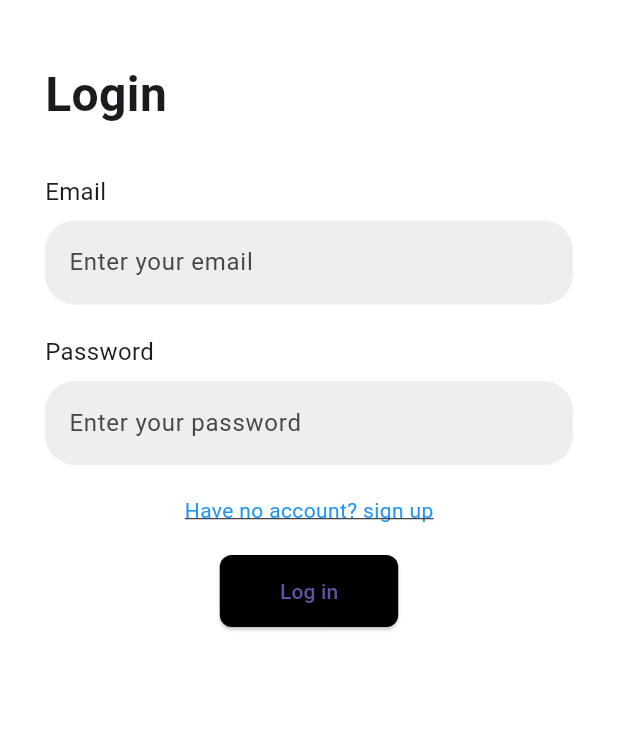
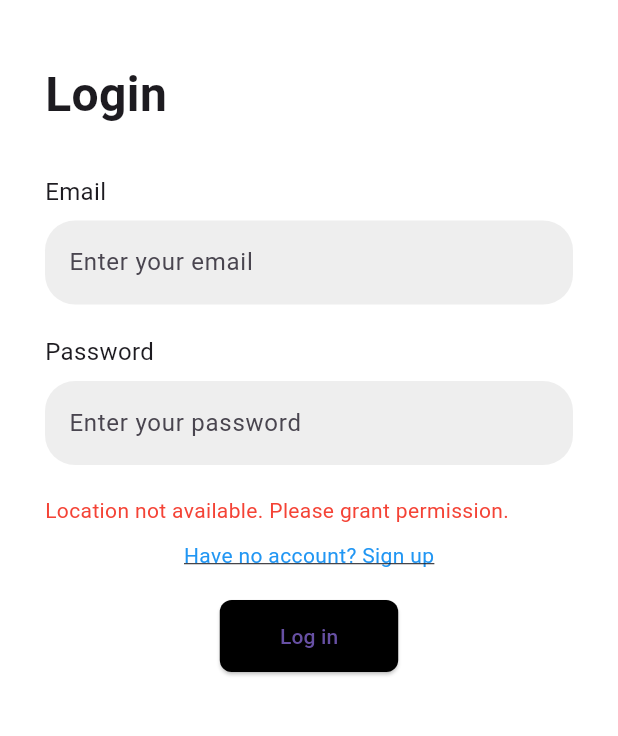
Before and after one commit to VeanceVancott-Vu/report_app, a Flutter app: the screen it shows after launch, after a tap on "Log in", on a phone screen of 412 x 824 dp, the part 150-886 px from its top. Run offline on Flutter 3.47's test engine with Material 3 defaults, Android fonts, the light colour scheme and no system bars; our stand-ins replace cloud_firestore, firebase_auth, firebase_core, geocoding, geolocator, go_router and 2 more; accounts and stored records are empty.

Commit message:
location added

```diff
--- a/lib/Screens/login_screen.dart
+++ b/lib/Screens/login_screen.dart
@@ -1,8 +1,11 @@
 import 'package:flutter/material.dart';
 import 'package:go_router/go_router.dart';
+import 'package:firebase_auth/firebase_auth.dart';
+import 'package:geolocator/geolocator.dart';
+
 import '/utils/logger.dart';
-import '/services/auth_service.dart'; // adjust import
-import 'package:firebase_auth/firebase_auth.dart';
+import '/utils/request_permission.dart';
+import '/services/auth_service.dart';
 
 class LoginScreen extends StatefulWidget {
   const LoginScreen({super.key});
@@ -16,10 +19,38 @@ class _LoginScreenState extends State<LoginScreen> {
   final _passwordController = TextEditingController();
   final _authService = AuthService();
 
+  Position? _position;
   bool _isLoading = false;
   String? _errorMessage;
 
+  @override
+  void initState() {
+    super.initState();
+    _requestLocationOnce();
+  }
+
+  Future<void> _requestLocationOnce() async {
+    try {
+      final pos = await requestLocationPermission();
+      setState(() {
+        _position = pos;
+      });
+    } catch (e) {
+      logger.e('Location permission denied or error: $e');
+      setState(() {
+        _errorMessage = 'Location permission is required to log in.';
+      });
+    }
+  }
+
   void _onLoginPressed() async {
+    if (_position == null) {
+      setState(() {
+        _errorMessage = 'Location not available. Please grant permission.';
+      });
+      return;
+    }
+
     setState(() {
       _isLoading = true;
       _errorMessage = null;
@@ -29,11 +60,10 @@ class _LoginScreenState extends State<LoginScreen> {
       await _authService.logIn(
         email: _emailController.text.trim(),
         password: _passwordController.text.trim(),
+        location: _position!, // safe to use after null check
       );
-         if(mounted)
-      {
-        context.go('/home');
-      } // navigate to home after login
+
+      if (mounted) context.go('/home');
     } on FirebaseAuthException catch (e) {
       setState(() {
         _errorMessage = e.message;
@@ -51,7 +81,6 @@ class _LoginScreenState extends State<LoginScreen> {
   Widget build(BuildContext context) {
     return Scaffold(
       backgroundColor: Colors.white,
-      // This resizes the body when the keyboard appears
       resizeToAvoidBottomInset: true,
       body: SafeArea(
         child: SingleChildScrollView(
@@ -59,14 +88,9 @@ class _LoginScreenState extends State<LoginScreen> {
           child: Column(
             crossAxisAlignment: CrossAxisAlignment.start,
             children: [
-              // 🔷 Logo and Title
               Row(
                 children: [
-                  Image.asset(
-                    'assets/logo.png',
-                    width: 60,
-                    height: 60,
-                  ),
+                  Image.asset('assets/logo.png', width: 60, height: 60),
                   const SizedBox(width: 12),
                   const Text(
                     'Smart report',
@@ -78,16 +102,11 @@ class _LoginScreenState extends State<LoginScreen> {
                 ],
               ),
               const SizedBox(height: 40),
-
               const Text(
                 'Login',
-                style: TextStyle(
-                  fontSize: 32,
-                  fontWeight: FontWeight.bold,
-                ),
+                style: TextStyle(fontSize: 32, fontWeight: FontWeight.bold),
               ),
               const SizedBox(height: 30),
-
               const Text('Email', style: TextStyle(fontSize: 16)),
               const SizedBox(height: 8),
               TextField(
@@ -103,7 +122,6 @@ class _LoginScreenState extends State<LoginScreen> {
                 ),
               ),
               const SizedBox(height: 20),
-
               const Text('Password', style: TextStyle(fontSize: 16)),
               const SizedBox(height: 8),
               TextField(
@@ -120,12 +138,17 @@ class _LoginScreenState extends State<LoginScreen> {
                 ),
               ),
               const SizedBox(height: 20),
-
+              if (_errorMessage != null)
+                Text(
+                  _errorMessage!,
+                  style: const TextStyle(color: Colors.red),
+                ),
+              const SizedBox(height: 10),
               Center(
                 child: InkWell(
                   onTap: _onSignUpPressed,
                   child: const Text(
-                    'Have no account? sign up',
+                    'Have no account? Sign up',
                     style: TextStyle(
                       fontSize: 14,
                       color: Colors.blue,
@@ -135,19 +158,24 @@ class _LoginScreenState extends State<LoginScreen> {
                 ),
               ),
               const SizedBox(height: 20),
-
               Center(
                 child: ElevatedButton(
-                  onPressed: _onLoginPressed,
+                  onPressed: _isLoading ? null : _onLoginPressed,
                   style: ElevatedButton.styleFrom(
                     backgroundColor: Colors.black,
-                    padding:
-                        const EdgeInsets.symmetric(horizontal: 40, vertical: 14),
+                    padding: const EdgeInsets.symmetric(
+                      horizontal: 40,
+                      vertical: 14,
+                    ),
                     shape: RoundedRectangleBorder(
                       borderRadius: BorderRadius.circular(8),
                     ),
                   ),
-                  child: const Text('Log in'),
+                  child: _isLoading
+                      ? const CircularProgressIndicator(
+                          valueColor: AlwaysStoppedAnimation(Colors.white),
+                        )
+                      : const Text('Log in'),
                 ),
               ),
             ],
--- a/lib/models/user_model.dart
+++ b/lib/models/user_model.dart
@@ -1,30 +1,47 @@
-
 class AppUser {
   final String uid;
   final String email;
   final String? dob;
+  final double? latitude;
+  final double? longitude;
+  final String? address;
+  final DateTime? locationTimestamp;
 
   AppUser({
     required this.uid,
     required this.email,
     this.dob,
+    this.latitude,
+    this.longitude,
+    this.address,
+    this.locationTimestamp,
   });
 
-  // For saving to Firestore
+  // Save to Firestore
   Map<String, dynamic> toMap() {
     return {
       'uid': uid,
       'email': email,
       'dob': dob,
+      'latitude': latitude,
+      'longitude': longitude,
+      'address': address,
+      'locationTimestamp': locationTimestamp?.toIso8601String(),
     };
   }
 
-  // For loading from Firestore
+  // Load from Firestore
   factory AppUser.fromMap(Map<String, dynamic> map) {
     return AppUser(
       uid: map['uid'],
       email: map['email'],
       dob: map['dob'],
+      latitude: map['latitude']?.toDouble(),
+      longitude: map['longitude']?.toDouble(),
+      address: map['address'],
+      locationTimestamp: map['locationTimestamp'] != null
+          ? DateTime.tryParse(map['locationTimestamp'])
+          : null,
     );
   }
 }
--- /dev/null
+++ b/lib/utils/request_permission.dart
@@ -0,0 +1,33 @@
+
+import 'package:permission_handler/permission_handler.dart';
+import '/utils/logger.dart';
+import 'package:geolocator/geolocator.dart';
+import 'dart:io'; // for exit(0)
+
+Future<Position?> requestLocationPermission() async {
+  var status = await Permission.location.request();
+
+  if (status.isGranted) {
+    logger.d('Location permission granted');
+    // Check if GPS is enabled
+    bool isLocationServiceEnabled = await Geolocator.isLocationServiceEnabled();
+    if (!isLocationServiceEnabled) {
+      await Geolocator.openLocationSettings();
+      return null;
+    }
+      try {
+      Position position = await Geolocator.getCurrentPosition(
+        desiredAccuracy: LocationAccuracy.high,
+      );
+      return position;
+    } catch (e) {
+      logger.d(" Failed to get location: $e");
+      return null;
+    }
+  } else if (status.isDenied) {
+    logger.d(' Location permission denied');
+     exit(0);
+  } else if (status.isPermanentlyDenied) {
+    openAppSettings(); // Open settings if user permanently denied
+  }
+}
--- a/pubspec.yaml
+++ b/pubspec.yaml
@@ -16,6 +16,9 @@ dependencies:
   cloud_firestore: ^4.17.5
   go_router: ^13.2.2
   logger: ^2.0.2+1
+  permission_handler: ^11.3.1
+  geolocator: ^10.1.0
+  geocoding: ^2.1.1
 
 dev_dependencies:
   flutter_test:
```
Also changed, not shown: lib/services/auth_service.dart (+59 -9 lines), pubspec.lock, 5 other files.
